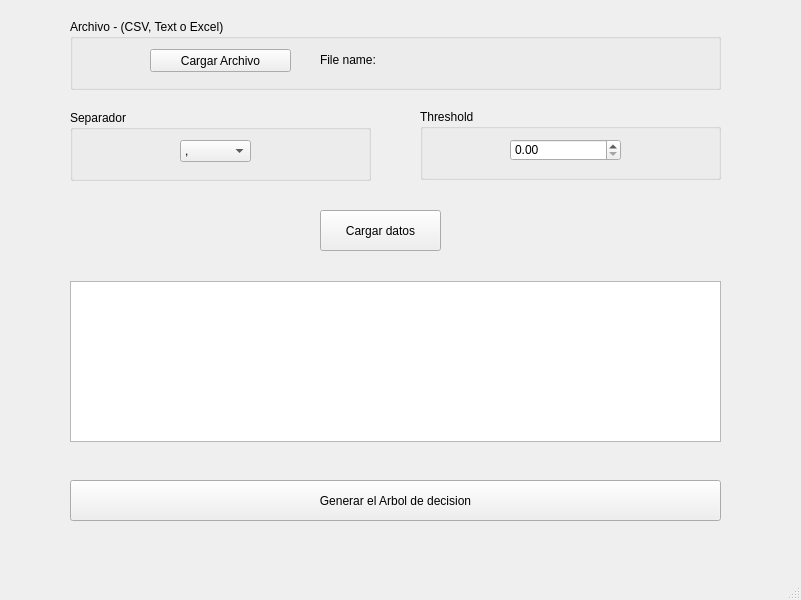
The window that UI.ui (AlejandroFNadal/ia_decision_trees) describes before a commit, drawn with Qt 5.
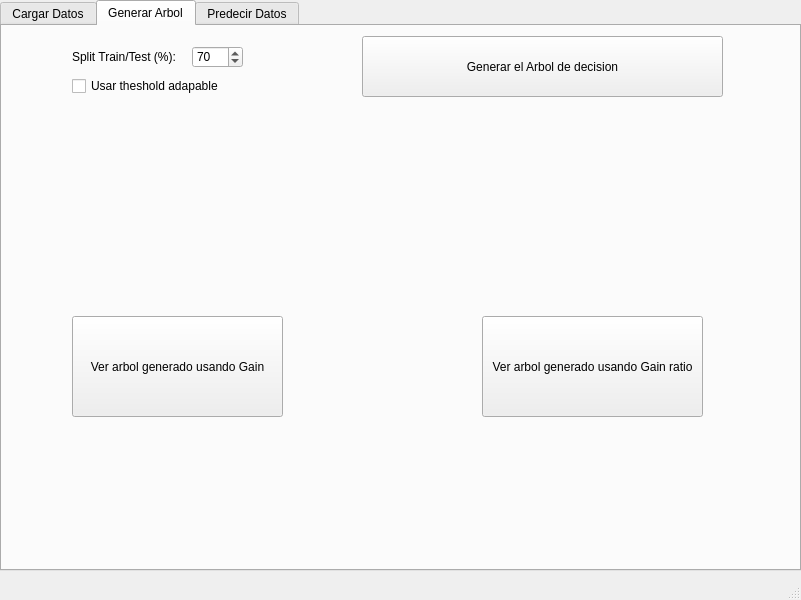
The same window after the commit.

The edit to the form file:
```diff
--- a/UI.ui
+++ b/UI.ui
@@ -14,11 +14,30 @@
    <string>MainWindow</string>
   </property>
   <widget class="QWidget" name="centralwidget">
+   <widget class="QTabWidget" name="tabWidget">
+    <property name="enabled">
+     <bool>true</bool>
+    </property>
+    <property name="geometry">
+     <rect>
+      <x>0</x>
+      <y>0</y>
+      <width>801</width>
+      <height>571</height>
+     </rect>
+    </property>
+    <property name="currentIndex">
+     <number>1</number>
+    </property>
+    <widget class="QWidget" name="tab">
+     <attribute name="title">
+      <string>Cargar Datos</string>
+     </attribute>
    <widget class="QGroupBox" name="separatorGroup">
     <property name="geometry">
      <rect>
-      <x>70</x>
-      <y>110</y>
+        <x>60</x>
+        <y>111</y>
       <width>301</width>
       <height>71</height>
      </rect>
@@ -58,8 +77,8 @@
    <widget class="QPushButton" name="cargarDatosButton">
     <property name="geometry">
      <rect>
-      <x>320</x>
-      <y>210</y>
+        <x>310</x>
+        <y>211</y>
       <width>121</width>
       <height>41</height>
      </rect>
@@ -68,11 +87,21 @@
      <string>Cargar datos</string>
     </property>
    </widget>
+     <widget class="QTableView" name="tableView">
+      <property name="geometry">
+       <rect>
+        <x>60</x>
+        <y>290</y>
+        <width>651</width>
+        <height>191</height>
+       </rect>
+      </property>
+     </widget>
    <widget class="QGroupBox" name="thresholdGroup">
     <property name="geometry">
      <rect>
-      <x>420</x>
-      <y>109</y>
+        <x>410</x>
+        <y>110</y>
       <width>301</width>
       <height>71</height>
      </rect>
@@ -96,15 +125,15 @@
       <double>1.000000000000000</double>
      </property>
      <property name="value">
-      <double>0.000000000000000</double>
+        <double>0.100000000000000</double>
      </property>
     </widget>
    </widget>
    <widget class="QGroupBox" name="cargarArchivoGroup">
     <property name="geometry">
      <rect>
-      <x>70</x>
-      <y>19</y>
+        <x>60</x>
+        <y>20</y>
       <width>651</width>
       <height>71</height>
      </rect>
@@ -139,28 +168,111 @@
      </property>
     </widget>
    </widget>
-   <widget class="QTableView" name="tableView">
+     <widget class="QLabel" name="label">
     <property name="geometry">
      <rect>
-      <x>70</x>
-      <y>281</y>
-      <width>651</width>
-      <height>161</height>
-     </rect>
-    </property>
-   </widget>
+        <x>60</x>
+        <y>265</y>
+        <width>241</width>
+        <height>21</height>
+       </rect>
+      </property>
+      <property name="text">
+       <string>Resumen de los datos cargados:</string>
+      </property>
+     </widget>
+    </widget>
+    <widget class="QWidget" name="tab1">
+     <attribute name="title">
+      <string>Generar Arbol</string>
+     </attribute>
    <widget class="QPushButton" name="generarArbolButton">
     <property name="geometry">
      <rect>
-      <x>70</x>
-      <y>480</y>
-      <width>651</width>
-      <height>41</height>
+        <x>360</x>
+        <y>10</y>
+        <width>361</width>
+        <height>61</height>
      </rect>
     </property>
     <property name="text">
      <string>Generar el Arbol de decision</string>
     </property>
+     </widget>
+     <widget class="QLabel" name="label_2">
+      <property name="geometry">
+       <rect>
+        <x>70</x>
+        <y>20</y>
+        <width>111</width>
+        <height>21</height>
+       </rect>
+      </property>
+      <property name="text">
+       <string>Split Train/Test (%):</string>
+      </property>
+     </widget>
+     <widget class="QSpinBox" name="spinBoxTrainTest">
+      <property name="geometry">
+       <rect>
+        <x>190</x>
+        <y>20</y>
+        <width>51</width>
+        <height>22</height>
+       </rect>
+      </property>
+      <property name="maximum">
+       <number>100</number>
+      </property>
+      <property name="value">
+       <number>70</number>
+      </property>
+     </widget>
+     <widget class="QCheckBox" name="checkBox">
+      <property name="geometry">
+       <rect>
+        <x>70</x>
+        <y>50</y>
+        <width>201</width>
+        <height>20</height>
+       </rect>
+      </property>
+      <property name="text">
+       <string>Usar theshold adapable</string>
+      </property>
+     </widget>
+     <widget class="QPushButton" name="viewTreeGainButton">
+      <property name="geometry">
+       <rect>
+        <x>70</x>
+        <y>290</y>
+        <width>211</width>
+        <height>101</height>
+       </rect>
+      </property>
+      <property name="text">
+       <string>Ver arbol generado usando Gain</string>
+      </property>
+     </widget>
+     <widget class="QPushButton" name="viewTreeGainRatioButton">
+      <property name="geometry">
+       <rect>
+        <x>480</x>
+        <y>290</y>
+        <width>221</width>
+        <height>101</height>
+       </rect>
+      </property>
+      <property name="text">
+       <string>Ver arbol generado usando Gain ratio</string>
+      </property>
+     </widget>
+    </widget>
+    <widget class="QWidget" name="tab2">
+     <attribute name="title">
+      <string>Predecir Datos</string>
+     </attribute>
+    </widget>
    </widget>
   </widget>
   <widget class="QMenuBar" name="menubar">
```
Left out of the diff: 2 changed lines with no effect on the pictures. Lines whose indentation alone changed are shown as unchanged.
